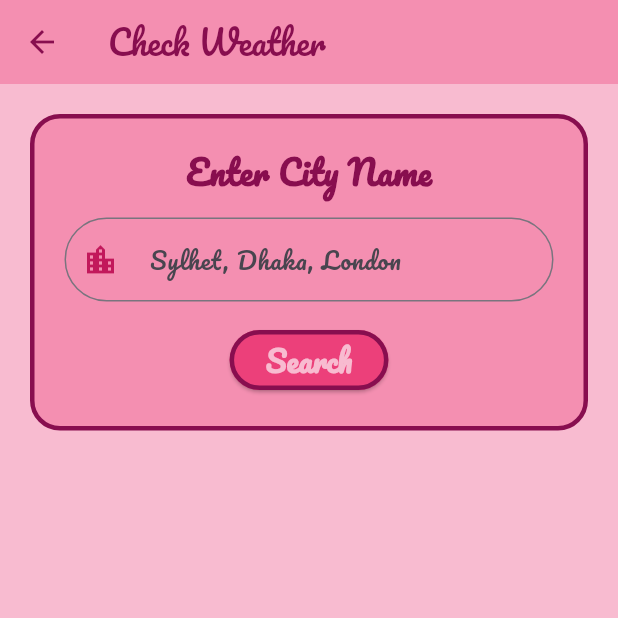
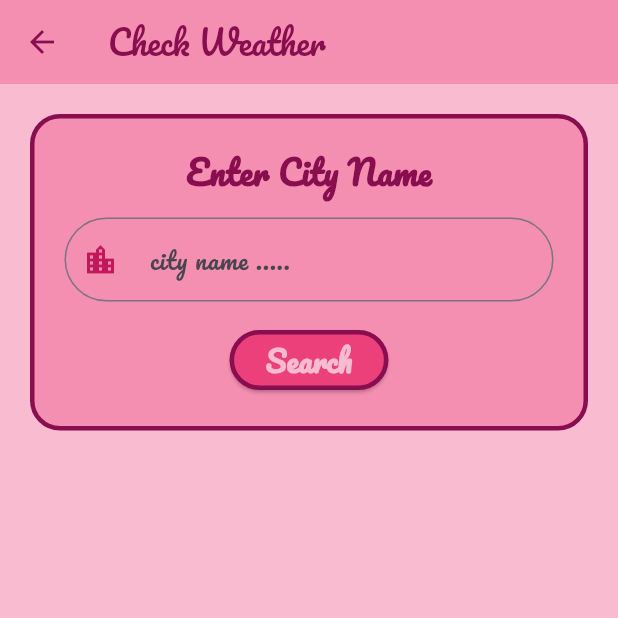
Before and after one commit to mehrin20/ID-210_Mehrin_63-E-_SAD-_ASSIGNMENT-3, a Flutter app: the screen it shows once a user with an empty profile is signed in, after a tap on "Check Weather", on a phone screen of 412 x 824 dp, the top half of it. Run offline on Flutter 3.47's test engine with Material 3 defaults, Android fonts, the phone set to English and light mode, and no system bars; our stand-ins replace google_fonts, supabase_flutter; accounts and stored records are empty.

Commit message:
Updated project

```diff
--- a/flutter_2_mehrin/flutter_mehrin_2/lib/.homepage.dart
+++ b/flutter_2_mehrin/flutter_mehrin_2/lib/.homepage.dart
@@ -192,7 +192,7 @@ class HomePage extends StatelessWidget {
         child: Icon(Icons.search),
       ), //FloatingActionButton
 
-      endDrawer: NavigationDrawer(
+      drawer: NavigationDrawer(
         backgroundColor: Colors.pink.shade50,
         children: [
           ListTile(
--- a/flutter_2_mehrin/flutter_mehrin_2/lib/weather_page.dart
+++ b/flutter_2_mehrin/flutter_mehrin_2/lib/weather_page.dart
@@ -119,7 +119,7 @@ class _WeatherPageState extends State<WeatherPage> {
                     TextField(
                       controller: _cityController,
                       decoration: InputDecoration(
-                        hintText: ' Sylhet, Dhaka, London',
+                        hintText: ' city name .....',
                         prefixIcon: Icon(
                           Icons.location_city,
                           color: Colors.pink.shade700,
@@ -158,7 +158,7 @@ class _WeatherPageState extends State<WeatherPage> {
                 ),
               ),
             ),
-            // LOADING
+
             if (_isLoading)
               Padding(
                 padding: const EdgeInsets.all(10),
@@ -189,7 +189,7 @@ class _WeatherPageState extends State<WeatherPage> {
                   ),
                 ),
               ),
-            // CITY NAME AND TEMP
+
             if (_hasResult)
               Padding(
                 padding: const EdgeInsets.all(10),
@@ -237,7 +237,7 @@ class _WeatherPageState extends State<WeatherPage> {
                   ),
                 ),
               ),
-            // WEATHER DETAILS
+
             if (_hasResult)
               Padding(
                 padding: const EdgeInsets.all(10),
@@ -340,7 +340,7 @@ class _WeatherPageState extends State<WeatherPage> {
                   ),
                 ),
               ),
-            // SAVE BUTTON
+
             if (_hasResult)
               Padding(
                 padding: const EdgeInsets.all(10),
```
Also changed, not shown: flutter_2_mehrin/flutter_mehrin_2/lib/cities_page.dart (+7 -8 lines).
